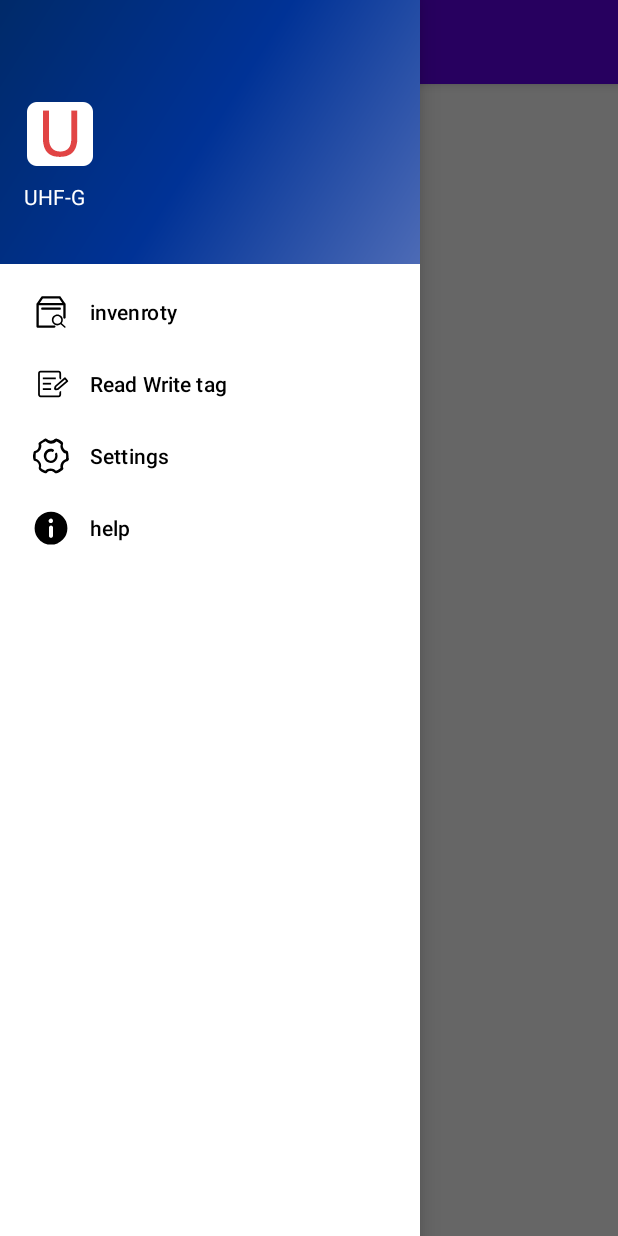
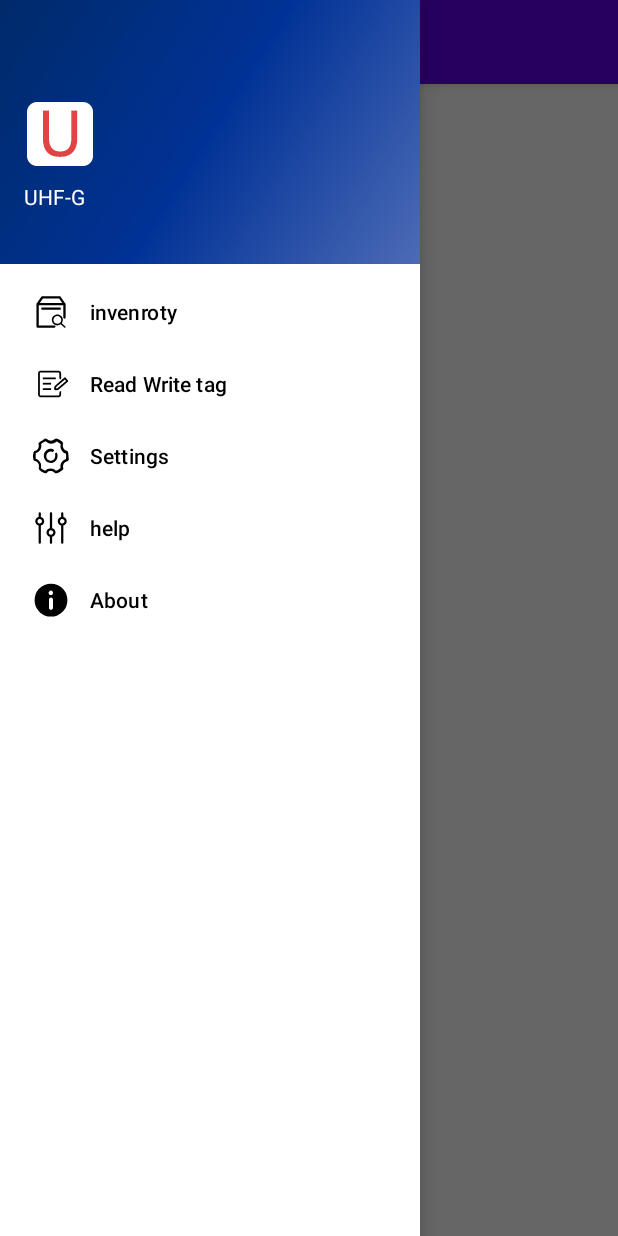
Before and after one commit to pangJimmy/UHF-G, an Android app: the screen it shows after launch (MainActivity), with the side drawer open, on a phone screen of 412 x 824 dp. Run offline under Robolectric (Android 15) with nearby library versions, the phone set to English and light mode, and no system bars; our stand-ins replace navigation-ui; libraries missing offline, so code that uses them is left out: com.gg.reader; 2 statements that could not run were skipped.

Commit message:
V2.2.2添加关于显示版本信息

```diff
--- a/app/build.gradle
+++ b/app/build.gradle
@@ -11,7 +11,7 @@ android {
         minSdkVersion 19
         targetSdkVersion 28
         versionCode 3
-        versionName "2.2.1"
+        versionName "2.2.2"
 
         testInstrumentationRunner "androidx.test.runner.AndroidJUnitRunner"
     }
--- a/app/src/main/res/menu/navigation_menu.xml
+++ b/app/src/main/res/menu/navigation_menu.xml
@@ -27,7 +27,11 @@
             android:title="@string/settings" />
         <item
             android:id="@+id/nav_help"
+            android:icon="@drawable/ic_freq_settings"
+            android:title="@string/help" />
+        <item
+            android:id="@+id/nav_about"
             android:icon="@drawable/ic_help"
-            android:title="@string/help" />
+            android:title="@string/about" />
     </group>
 </menu>
--- a/app/src/main/res/navigation/mobile_navigation.xml
+++ b/app/src/main/res/navigation/mobile_navigation.xml
@@ -38,4 +38,10 @@
         android:name="com.pda.uhf_g.ui.fragment.HelpFragment"
         android:label="@string/help"
         tools:layout="@layout/fragment_help" />
+
+    <fragment
+        android:id="@+id/nav_about"
+        android:name="com.pda.uhf_g.ui.fragment.AboutFragment"
+        android:label="@string/about"
+        tools:layout="@layout/fragment_about" />
 </navigation>
--- a/app/src/main/res/values/strings.xml
+++ b/app/src/main/res/values/strings.xml
@@ -106,15 +106,23 @@
     <string name="help">help</string>
     <string name="store">store</string>
     <string name="export_excel_need_permission">Permissions required for exporting Excel</string>
-    <string name="hardware">Firmware version:%s</string>
+    <string name="firmware">Firmware version:%s</string>
+    <string name="soft_version">Soft version:%s</string>
+    <string name="version_date">Date:%s</string>
+    <string name="about">About</string>
+    <string name="help_tips">
 
+
+    </string>
+
+
+    <!---->
     <string-array name="work_freq">
         <item>China1_920_925</item>
         <item>China2_840_845</item>
         <item>FCC_902_928</item>
         <item>EU_865_867</item>
     </string-array>
-
 
     <!---->
     <string-array name="lock_data">
@@ -125,14 +133,14 @@
         <item>USER</item>
     </string-array>
 
-    <!---->
+    <!--session-->
     <string-array name="lock_type">
         <item>Open</item>
         <item>Lock</item>
         <item>Permanent lock</item>
     </string-array>
 
-    <!--session-->
+    <!---->
     <string-array name="session_arrays">
         <item>S0</item>
         <item>S1</item>
@@ -167,6 +175,7 @@
         <item>15</item>
 
     </string-array>
+
 
     <!---->
     <string-array name="power_arrays">
@@ -206,7 +215,6 @@
         <item>33</item>
     </string-array>
 
-
     <!---->
     <string-array name="gb_membank">
         <item></item>
@@ -229,8 +237,8 @@
         <item>User15</item>
     </string-array>
 
-    <!---->
-    <string-array name="gb_lock_type" >
+
+    <string-array name="gb_lock_type">
         <item>1</item>
         <item></item>
         <item></item>
@@ -239,9 +247,4 @@
         <item></item>
         <item></item>
     </string-array>
-
-
-    <string name="help_tips" >
-
-    </string>
 </resources>
```
Also changed, not shown: app/src/main/java/com/pda/uhf_g/MainActivity.java (+1 -6 lines), app/src/main/java/com/pda/uhf_g/ui/fragment/AboutFragment.java (added, +66 -0 lines), app/src/main/res/layout/fragment_about.xml (added, +37 -0 lines), app/libs/UHF67_v1.0.3.jar, 1 other file.
